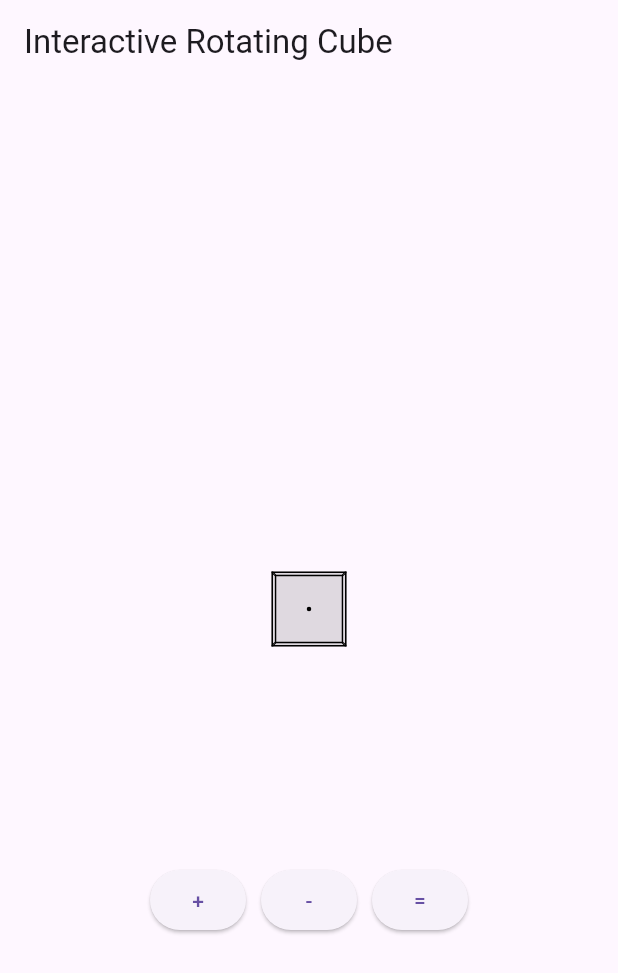
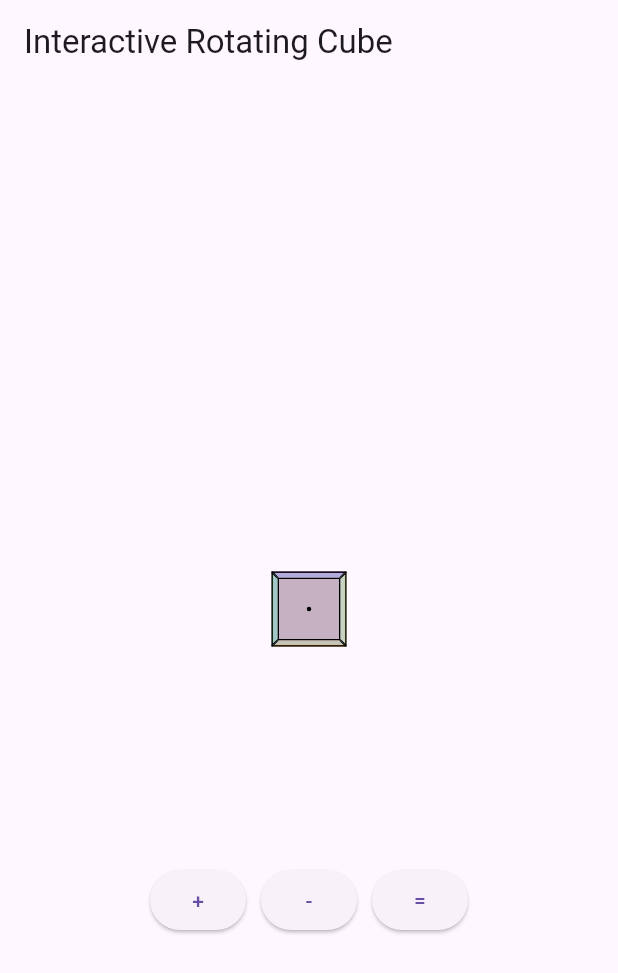
Before and after one commit to cool-kid-com/CodeBlocks, a Flutter app: the screen it shows after launch, on a phone screen of 412 x 824 dp. Shown: the top 973 px of the screen. Run offline on Flutter 3.47's test engine with Material 3 defaults, Android fonts, the phone set to English and light mode, and no system bars.

Commit message:
cube
it's a cube

```diff
--- a/lib/main.dart
+++ b/lib/main.dart
@@ -27,27 +27,27 @@ class CubeControlPanel extends StatefulWidget {
 }
 
 class _CubeControlPanelState extends State<CubeControlPanel> {
-  double cubeSize = 50.0; // Start with smaller cube
+  double cubeSize = 50.0;
   double rotateX = 0.0;
   double rotateY = 0.0;
 
   void increaseSize() {
     setState(() {
-      cubeSize = (cubeSize + 10.0).clamp(20.0, 200.0); // Limit max size
+      cubeSize = (cubeSize + 10.0).clamp(20.0, 200.0);
     });
   }
 
   void decreaseSize() {
     setState(() {
-      cubeSize = (cubeSize - 10.0).clamp(20.0, 200.0); // Limit min size
+      cubeSize = (cubeSize - 10.0).clamp(20.0, 200.0);
     });
   }
 
   void resetSize() {
     setState(() {
-      cubeSize = 50.0; // Reset to initial size
-      rotateX = 0.0;  // Reset rotation X
-      rotateY = 0.0;  // Reset rotation Y
+      cubeSize = 50.0;
+      rotateX = 0.0;
+      rotateY = 0.0;
     });
   }
 
@@ -57,21 +57,17 @@ class _CubeControlPanelState extends State<CubeControlPanel> {
       mainAxisAlignment: MainAxisAlignment.center,
       children: [
         SizedBox(
-          width: 300.0, // Fixed large square size
-          height: 300.0, // Fixed large square size
+          width: 300.0,
+          height: 300.0,
           child: ClipRect(
             child: GestureDetector(
               onPanUpdate: (details) {
-                if (details.localPosition.dx >= 0 &&
-                    details.localPosition.dx <= 300 &&
-                    details.localPosition.dy >= 0 &&
-                    details.localPosition.dy <= 300) {
                 setState(() {
                   rotateY += details.delta.dx * 0.01;
-                    rotateX -= details.delta.dy * 0.01; // Invert Y for natural feel
+                  rotateX -= details.delta.dy * 0.01;
                 });
-                }
               },
+              child: RepaintBoundary(
                 child: Stack(
                   alignment: Alignment.center,
                   children: [
@@ -79,105 +75,54 @@ class _CubeControlPanelState extends State<CubeControlPanel> {
                       color: Colors.black12,
                       child: Transform(
                         transform: Matrix4.identity()
-                        ..setEntry(3, 2, 0.002) // Perspective
+                          ..setEntry(3, 2, 0.004) // Increased perspective
                           ..rotateX(rotateX)
                           ..rotateY(rotateY),
-                      alignment: Alignment(0.0, 0.0), // Centered on dot (adjust if needed)
-                      // Alternative alignment based on your request: Alignment(2 / cubeSize, 2 / cubeSize) if offset intended
+                        alignment: Alignment.center,
                         child: Stack(
                           children: [
-                          // Front face (centered on dot)
-                          Transform(
+                            CubeFace(
                               transform: Matrix4.identity(),
-                            alignment: Alignment.center,
-                            child: Container(
-                              width: cubeSize,
-                              height: cubeSize,
-                              decoration: BoxDecoration(
-                                color: Colors.transparent,
-                                border: Border.all(color: Colors.black, width: 1.0),
+                              color: Colors.blue.withOpacity(0.2), // Front
+                              size: cubeSize,
                             ),
+                            CubeFace(
+                              transform: Matrix4.identity()..translate(0.0, 0.0, cubeSize),
+                              color: Colors.red.withOpacity(0.2), // Back
+                              size: cubeSize,
                             ),
-                          ),
-                          // Back face
-                          Transform(
-                            transform: Matrix4.identity()
-                              ..translate(0.0, 0.0, cubeSize),
-                            alignment: Alignment.center,
-                            child: Container(
-                              width: cubeSize,
-                              height: cubeSize,
-                              decoration: BoxDecoration(
-                                color: Colors.transparent,
-                                border: Border.all(color: Colors.black, width: 1.0),
-                              ),
-                            ),
-                          ),
-                          // Left face
-                          Transform(
+                            CubeFace(
                               transform: Matrix4.identity()
                                 ..translate(-cubeSize / 2, 0.0, cubeSize / 2)
                                 ..rotateY(-pi / 2),
-                            alignment: Alignment.center,
-                            child: Container(
-                              width: cubeSize,
-                              height: cubeSize,
-                              decoration: BoxDecoration(
-                                color: Colors.transparent,
-                                border: Border.all(color: Colors.black, width: 1.0),
+                              color: Colors.green.withOpacity(0.2), // Left
+                              size: cubeSize,
                             ),
-                            ),
-                          ),
-                          // Right face
-                          Transform(
+                            CubeFace(
                               transform: Matrix4.identity()
                                 ..translate(cubeSize / 2, 0.0, cubeSize / 2)
                                 ..rotateY(pi / 2),
-                            alignment: Alignment.center,
-                            child: Container(
-                              width: cubeSize,
-                              height: cubeSize,
-                              decoration: BoxDecoration(
-                                color: Colors.transparent,
-                                border: Border.all(color: Colors.black, width: 1.0),
+                              color: Colors.yellow.withOpacity(0.2), // Right
+                              size: cubeSize,
                             ),
-                            ),
-                          ),
-                          // Top face
-                          Transform(
+                            CubeFace(
                               transform: Matrix4.identity()
                                 ..translate(0.0, -cubeSize / 2, cubeSize / 2)
                                 ..rotateX(pi / 2),
-                            alignment: Alignment.center,
-                            child: Container(
-                              width: cubeSize,
-                              height: cubeSize,
-                              decoration: BoxDecoration(
-                                color: Colors.transparent,
-                                border: Border.all(color: Colors.black, width: 1.0),
+                              color: Colors.purple.withOpacity(0.2), // Top
+                              size: cubeSize,
                             ),
-                            ),
-                          ),
-                          // Bottom face
-                          Transform(
+                            CubeFace(
                               transform: Matrix4.identity()
                                 ..translate(0.0, cubeSize / 2, cubeSize / 2)
                                 ..rotateX(-pi / 2),
-                            alignment: Alignment.center,
-                            child: Container(
-                              width: cubeSize,
-                              height: cubeSize,
-                              decoration: BoxDecoration(
-                                color: Colors.transparent,
-                                border: Border.all(color: Colors.black, width: 1.0),
-                              ),
-                            ),
+                              color: Colors.orange.withOpacity(0.2), // Bottom
+                              size: cubeSize,
                             ),
                           ],
                         ),
                       ),
                     ),
-                  // Dot in the middle
                     Container(
                       width: 3.0,
                       height: 3.0,
@@ -191,27 +136,48 @@ class _CubeControlPanelState extends State<CubeControlPanel> {
               ),
             ),
           ),
+        ),
         const SizedBox(height: 20),
         Row(
           mainAxisAlignment: MainAxisAlignment.center,
           children: [
-            ElevatedButton(
-              onPressed: increaseSize,
-              child: const Text('+'),
-            ),
+            ElevatedButton(onPressed: increaseSize, child: const Text('+')),
             const SizedBox(width: 10),
-            ElevatedButton(
-              onPressed: decreaseSize,
-              child: const Text('-'),
-            ),
+            ElevatedButton(onPressed: decreaseSize, child: const Text('-')),
             const SizedBox(width: 10),
-            ElevatedButton(
-              onPressed: resetSize,
-              child: const Text('='),
-            ),
+            ElevatedButton(onPressed: resetSize, child: const Text('=')),
           ],
         ),
       ],
     );
   }
 }
+
+class CubeFace extends StatelessWidget {
+  final Matrix4 transform;
+  final Color color;
+  final double size;
+
+  const CubeFace({
+    super.key,
+    required this.transform,
+    required this.color,
+    required this.size,
+  });
+
+  @override
+  Widget build(BuildContext context) {
+    return Transform(
+      transform: transform,
+      alignment: Alignment.center,
+      child: Container(
+        width: size,
+        height: size,
+        decoration: BoxDecoration(
+          color: color,
+          border: Border.all(color: Colors.black, width: 1.0),
+        ),
+      ),
+    );
+  }
+}
```
Lines whose indentation alone changed are shown as unchanged.
